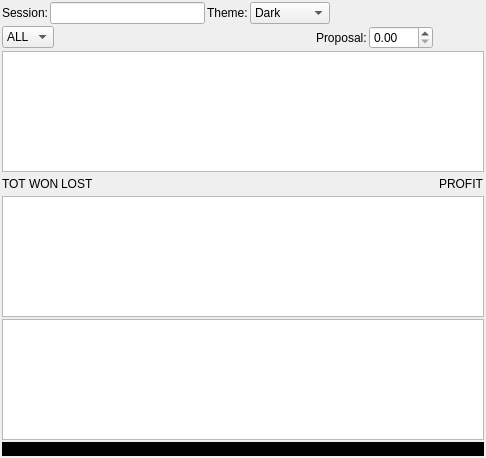
Old version of the form ui/wdgcentral.ui in the repository fabriziodesiati/BrokerTelegramBot.
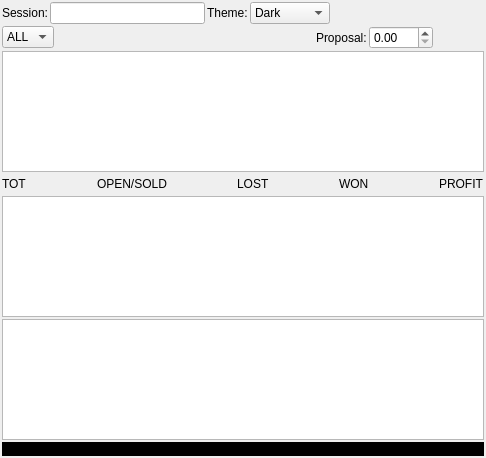
New version of the form. Icons and pictures are not drawn.

Commit message: MAJOR: monitoring proposals works fine

Patch:
```diff
--- a/ui/wdgcentral.ui
+++ b/ui/wdgcentral.ui
@@ -185,12 +185,38 @@
       </widget>
      </item>
      <item>
-      <widget class="QLabel" name="leProposalsWon">
+      <spacer name="horizontalSpacer_4">
+       <property name="orientation">
+        <enum>Qt::Horizontal</enum>
+       </property>
+       <property name="sizeHint" stdset="0">
+        <size>
+         <width>40</width>
+         <height>20</height>
+        </size>
+       </property>
+      </spacer>
+     </item>
+     <item>
+      <widget class="QLabel" name="leProposalsOpenSold">
        <property name="text">
-        <string>WON</string>
+        <string>OPEN/SOLD</string>
        </property>
       </widget>
      </item>
+     <item>
+      <spacer name="horizontalSpacer_5">
+       <property name="orientation">
+        <enum>Qt::Horizontal</enum>
+       </property>
+       <property name="sizeHint" stdset="0">
+        <size>
+         <width>40</width>
+         <height>20</height>
+        </size>
+       </property>
+      </spacer>
+     </item>
      <item>
       <widget class="QLabel" name="leProposalsLost">
        <property name="text">
@@ -198,6 +224,26 @@
        </property>
       </widget>
      </item>
+     <item>
+      <spacer name="horizontalSpacer_6">
+       <property name="orientation">
+        <enum>Qt::Horizontal</enum>
+       </property>
+       <property name="sizeHint" stdset="0">
+        <size>
+         <width>40</width>
+         <height>20</height>
+        </size>
+       </property>
+      </spacer>
+     </item>
+     <item>
+      <widget class="QLabel" name="leProposalsWon">
+       <property name="text">
+        <string>WON</string>
+       </property>
+      </widget>
+     </item>
      <item>
       <spacer name="horizontalSpacer_3">
        <property name="orientation">
```
The commit also changes 2 other files.
